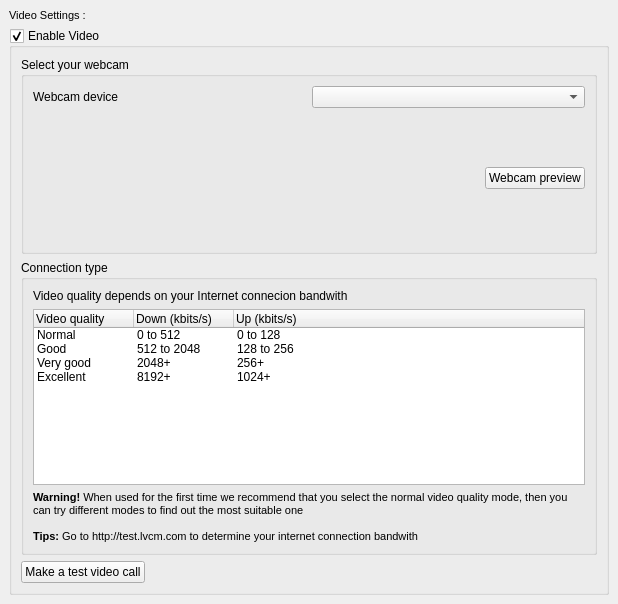
This is wengophone/src/presentation/qt/config/VideoSettings.ui in tkrotoff/WengoPhone as Qt 5 draws it before an edit. The edited form follows.
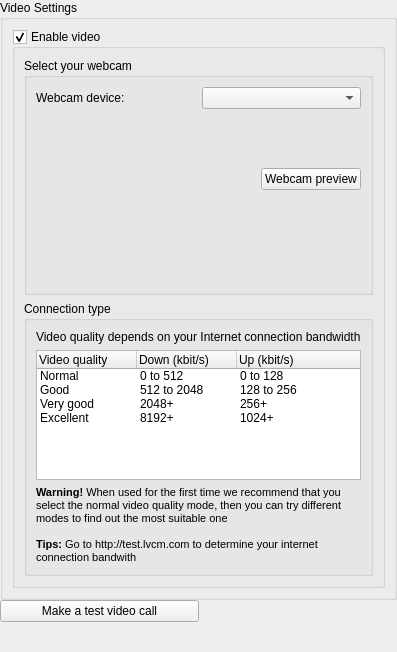
This is the edited form.

Diff of the .ui file:
```diff
--- a/wengophone/src/presentation/qt/config/VideoSettings.ui
+++ b/wengophone/src/presentation/qt/config/VideoSettings.ui
@@ -8,12 +8,41 @@
    <rect>
     <x>0</x>
     <y>0</y>
-    <width>618</width>
-    <height>604</height>
+    <width>355</width>
+    <height>652</height>
    </rect>
   </property>
-  <property name="windowTitle" >
-   <string>Form</string>
+  <layout class="QGridLayout" >
+   <property name="margin" >
+    <number>0</number>
+   </property>
+   <property name="spacing" >
+    <number>0</number>
+   </property>
+   <item row="2" column="1" >
+    <spacer>
+     <property name="orientation" >
+      <enum>Qt::Vertical</enum>
+     </property>
+     <property name="sizeHint" >
+      <size>
+       <width>20</width>
+       <height>40</height>
+      </size>
+     </property>
+    </spacer>
+   </item>
+   <item row="1" column="0" >
+    <widget class="QPushButton" name="makeTestVideoCallButton" >
+     <property name="text" >
+      <string>Make a test video call</string>
+     </property>
+    </widget>
+   </item>
+   <item row="0" column="0" colspan="2" >
+    <widget class="QGroupBox" name="groupBox" >
+     <property name="title" >
+      <string>Video Settings</string>
   </property>
   <layout class="QGridLayout" >
    <property name="margin" >
@@ -22,10 +51,10 @@
    <property name="spacing" >
     <number>6</number>
    </property>
-   <item row="1" column="0" >
+      <item row="0" column="0" >
     <widget class="QGroupBox" name="enableVideoGroupBox" >
      <property name="title" >
-      <string>Enable Video</string>
+         <string>Enable video</string>
      </property>
      <property name="flat" >
       <bool>true</bool>
@@ -41,7 +70,7 @@
        <number>6</number>
       </property>
       <item row="1" column="0" >
-       <widget class="QGroupBox" name="groupBox_3" >
+          <widget class="QGroupBox" name="groupBox" >
         <property name="title" >
          <string>Connection type</string>
         </property>
@@ -54,6 +83,12 @@
          </property>
          <item row="1" column="0" >
           <widget class="QTreeWidget" name="videoQualityTreeWidget" >
+              <property name="maximumSize" >
+               <size>
+                <width>16777215</width>
+                <height>130</height>
+               </size>
+              </property>
            <property name="rootIsDecorated" >
             <bool>false</bool>
            </property>
@@ -67,12 +102,12 @@
            </column>
            <column>
             <property name="text" >
-             <string>Down (kbits/s)</string>
+                <string>Down (kbit/s)</string>
             </property>
            </column>
            <column>
             <property name="text" >
-             <string>Up (kbits/s)</string>
+                <string>Up (kbit/s)</string>
             </property>
            </column>
            <item>
@@ -124,12 +159,12 @@
          <item row="0" column="0" >
           <widget class="QLabel" name="label_2" >
            <property name="text" >
-            <string>Video quality depends on your Internet connecion bandwith</string>
+               <string>Video quality depends on your Internet connection bandwidth</string>
            </property>
           </widget>
          </item>
          <item row="2" column="0" >
-          <widget class="QLabel" name="label_3" >
+             <widget class="QLabel" name="label" >
            <property name="text" >
             <string>&lt;html>&lt;head>&lt;meta name="qrichtext" content="1" />&lt;/head>&lt;body style=" white-space: pre-wrap; font-family:MS Shell Dlg; font-size:8.25pt; font-weight:400; font-style:normal; text-decoration:none;">&lt;p style=" margin-top:0px; margin-bottom:0px; margin-left:0px; margin-right:0px; -qt-block-indent:0; text-indent:0px;">&lt;span style=" font-weight:600;">Warning!&lt;/span> When used for the first time we recommend that you select the normal video quality mode, then you can try different modes to find out the most suitable one&lt;/p>&lt;p style="-qt-paragraph-type:empty; margin-top:0px; margin-bottom:0px; margin-left:0px; margin-right:0px; -qt-block-indent:0; text-indent:0px;">&lt;/p>&lt;p style=" margin-top:0px; margin-bottom:0px; margin-left:0px; margin-right:0px; -qt-block-indent:0; text-indent:0px; font-weight:600;">Tips: &lt;span style=" font-weight:400;">Go to http://test.lvcm.com to determine your internet connection bandwith&lt;/span>&lt;/p>&lt;/body>&lt;/html></string>
            </property>
@@ -156,48 +191,15 @@
          <property name="spacing" >
           <number>6</number>
          </property>
-         <item row="0" column="0" colspan="2" >
-          <layout class="QHBoxLayout" >
+            <item row="1" column="0" >
+             <layout class="QGridLayout" >
            <property name="margin" >
             <number>0</number>
            </property>
            <property name="spacing" >
             <number>6</number>
            </property>
-           <item>
-            <widget class="QLabel" name="label" >
-             <property name="text" >
-              <string>Webcam device</string>
-             </property>
-            </widget>
-           </item>
-           <item>
-            <widget class="QComboBox" name="webcamDeviceComboBox" />
-           </item>
-          </layout>
-         </item>
-         <item rowspan="2" row="1" column="0" colspan="2" >
-          <layout class="QHBoxLayout" >
-           <property name="margin" >
-            <number>0</number>
-           </property>
-           <property name="spacing" >
-            <number>6</number>
-           </property>
-           <item>
-            <spacer>
-             <property name="orientation" >
-              <enum>Qt::Horizontal</enum>
-             </property>
-             <property name="sizeHint" >
-              <size>
-               <width>40</width>
-               <height>20</height>
-              </size>
-             </property>
-            </spacer>
-           </item>
-           <item>
+              <item row="0" column="1" >
             <widget class="QLabel" name="webcamPreviewLabel" >
              <property name="minimumSize" >
               <size>
@@ -211,21 +213,29 @@
                <height>128</height>
               </size>
              </property>
-             <property name="text" >
-              <string/>
-             </property>
-            </widget>
-           </item>
-           <item>
-            <widget class="QPushButton" name="webcamPreviewPushButton" >
+               </widget>
+              </item>
+              <item row="0" column="0" >
+               <spacer>
+                <property name="orientation" >
+                 <enum>Qt::Horizontal</enum>
+                </property>
+                <property name="sizeHint" >
+                 <size>
+                  <width>20</width>
+                  <height>40</height>
+                 </size>
+                </property>
+               </spacer>
+              </item>
+              <item row="0" column="2" >
+               <widget class="QPushButton" name="webcamPreviewButton" >
              <property name="text" >
               <string>Webcam preview</string>
              </property>
             </widget>
            </item>
-          </layout>
-         </item>
-         <item row="3" column="0" >
+              <item row="1" column="1" >
           <spacer>
            <property name="orientation" >
             <enum>Qt::Vertical</enum>
@@ -239,9 +249,8 @@
           </spacer>
          </item>
         </layout>
-       </widget>
-      </item>
-      <item row="2" column="0" >
+            </item>
+            <item row="0" column="0" >
        <layout class="QHBoxLayout" >
         <property name="margin" >
          <number>0</number>
@@ -250,35 +259,24 @@
          <number>6</number>
         </property>
         <item>
-         <widget class="QPushButton" name="makeTestVideoCallPushButton" >
+               <widget class="QLabel" name="label_3" >
           <property name="text" >
-           <string>Make a test video call</string>
+                 <string>Webcam device:</string>
           </property>
          </widget>
         </item>
         <item>
-         <spacer>
-          <property name="orientation" >
-           <enum>Qt::Horizontal</enum>
-          </property>
-          <property name="sizeHint" >
-           <size>
-            <width>40</width>
-            <height>20</height>
-           </size>
-          </property>
-         </spacer>
+               <widget class="QComboBox" name="webcamDeviceComboBox" />
         </item>
        </layout>
       </item>
      </layout>
     </widget>
    </item>
-   <item row="0" column="0" >
-    <widget class="QLabel" name="label_4" >
-     <property name="text" >
-      <string>&lt;html>&lt;head>&lt;meta name="qrichtext" content="1" />&lt;/head>&lt;body style=" white-space: pre-wrap; font-family:MS Shell Dlg; font-size:8.25pt; font-weight:400; font-style:normal; text-decoration:none;">&lt;p style=" margin-top:0px; margin-bottom:0px; margin-left:0px; margin-right:0px; -qt-block-indent:0; text-indent:0px;">&lt;span style=" font-size:8pt;">Video Settings :&lt;/span>&lt;/p>&lt;/body>&lt;/html></string>
-     </property>
+        </layout>
+       </widget>
+      </item>
+     </layout>
     </widget>
    </item>
   </layout>
```
Left out of the diff: 8 changed lines with no effect on the pictures. Lines whose indentation alone changed are shown as unchanged.
